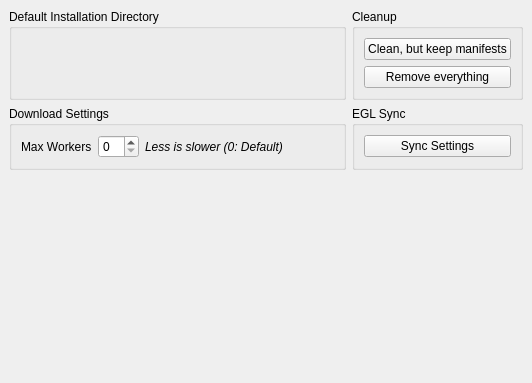
Old version of the form rare/ui/components/tabs/settings/legendary.ui in the repository RareDevs/Rare.
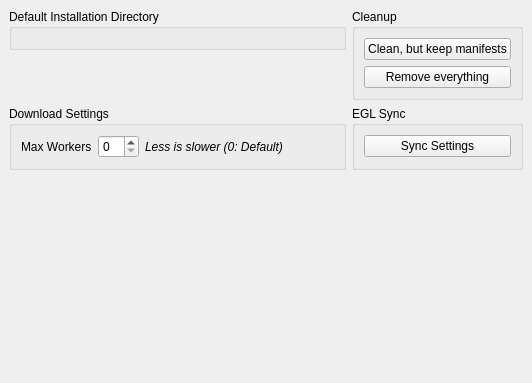
New version of the form. The open tabs and pages were chosen to show the change.

Patch:
```diff
--- a/rare/ui/components/tabs/settings/legendary.ui
+++ b/rare/ui/components/tabs/settings/legendary.ui
@@ -107,7 +107,7 @@
                         </layout>
                     </widget>
                 </item>
-                <item row="0" column="0">
+    <item row="0" column="0" alignment="Qt::AlignTop">
                     <widget class="QGroupBox" name="gb_install_dir">
                         <property name="title">
                             <string>Default Installation Directory</string>
@@ -115,7 +115,7 @@
                         <layout class="QVBoxLayout" name="layout_install_dir"/>
                     </widget>
                 </item>
-                <item row="2" column="1">
+    <item row="2" column="0" colspan="2">
                     <spacer name="vs_legendary">
                         <property name="orientation">
                             <enum>Qt::Vertical</enum>
```
Left out of the diff: 8 changed lines with no effect on the pictures. Lines whose indentation alone changed are shown as unchanged.
